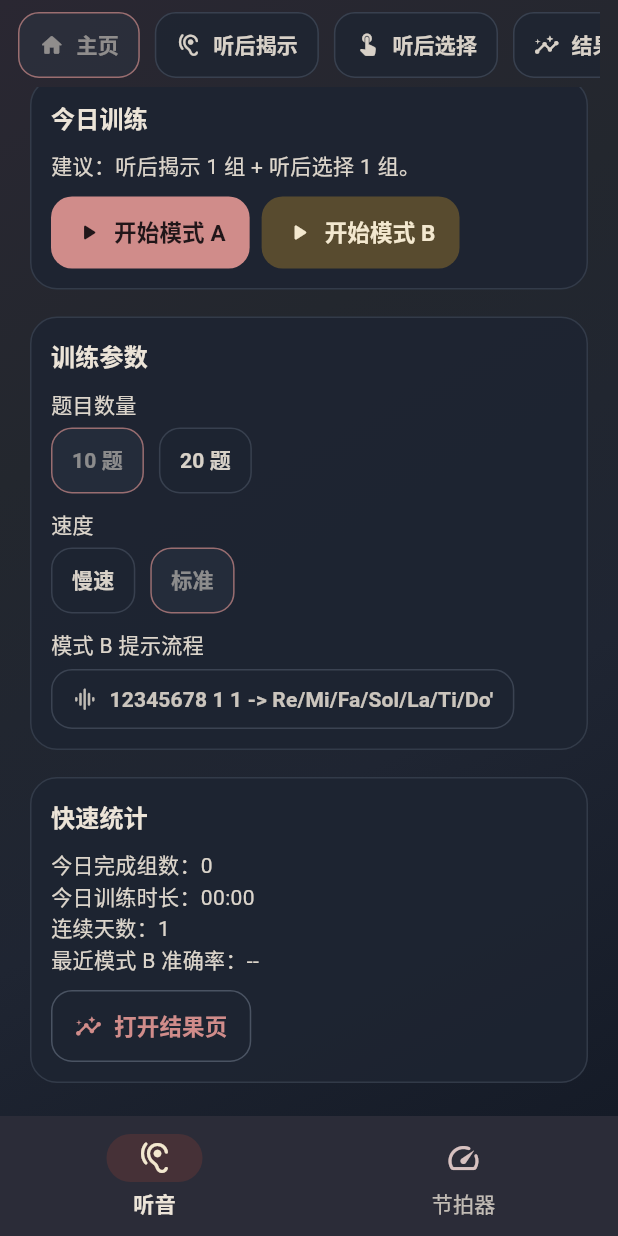
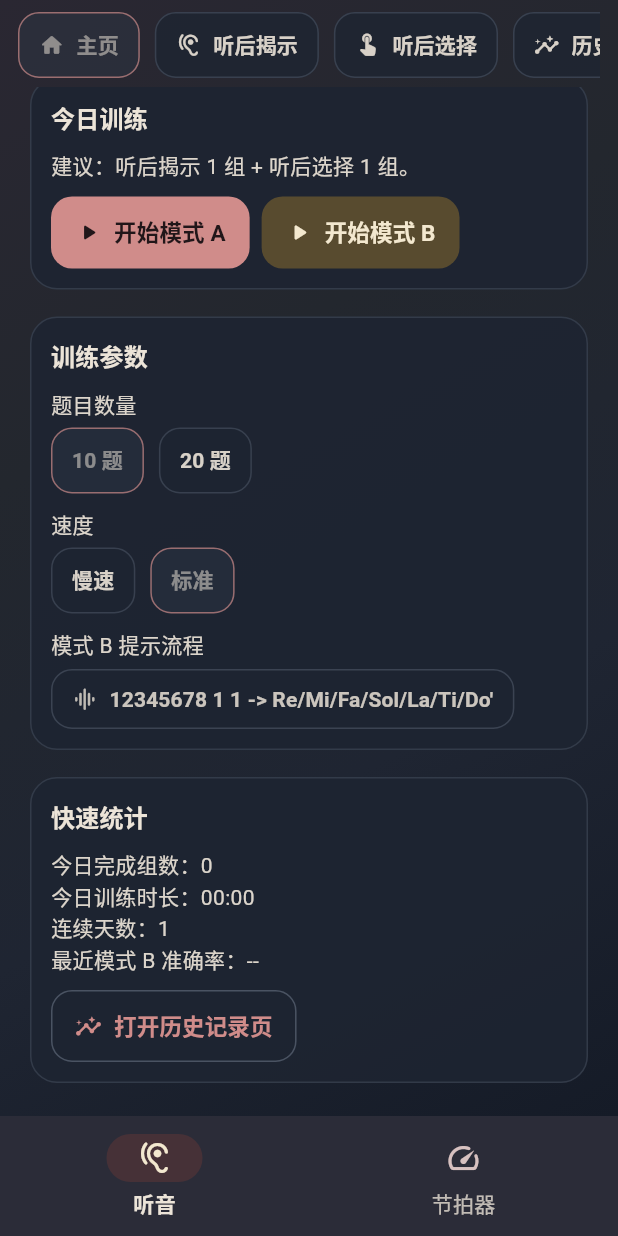
Before and after one commit to foxmaybeOI1761640545/FlutterDemo-1776537345-V1.0.1, a Flutter app: the screen it shows after launch, scrolled down 91 dp, on a phone screen of 412 x 824 dp. Run offline on Flutter 3.47's test engine with Material 3 defaults, Android fonts, the light colour scheme and no system bars; our stand-ins replace audioplayers, shared_preferences.

Commit message:
﻿feat,ui(ear-training,release): 听音训练历史记录重命名并新增全局中英切换，发布 v2.0.29 | Rename history tab and add global language switch, release v2.0.29
- 类型(Type): feat,ui
- 功能(Feature): 听音训练设置页新增全局中英切换，并通过 HomeShell 统一更新 AppSettings.language。
- 服务(Service): N/A
- 重构(Refactor): N/A
- 交互与界面(UI/UX): 将“结果/Results”相关入口统一改为“历史记录/History”，并新增全局语言 ChoiceChip。
- 文档(Docs): N/A

- Types: feat,ui
- Feature: Add a global Chinese/English switch in Ear Training settings and propagate changes via HomeShell to AppSettings.language.
- Service: N/A
- Refactor: N/A
- UI/UX: Rename Results-related labels to History and add global language ChoiceChips.
- Docs: N/A

```diff
--- a/lib/src/pages/ear_training_page.dart
+++ b/lib/src/pages/ear_training_page.dart
@@ -95,10 +95,12 @@
 class EarTrainingPage extends StatefulWidget {
   const EarTrainingPage({
     this.isActive = true,
+    required this.onLanguageChanged,
     super.key,
   });
 
   final bool isActive;
+  final ValueChanged<AppLanguage> onLanguageChanged;
 
   @override
   State<EarTrainingPage> createState() => _EarTrainingPageState();
@@ -1736,7 +1738,7 @@
         icon: Icons.touch_app_rounded,
         label: _t(zh: "听后选择", en: "Listen->Choose"),
       ),
-      _SubTabItem(index: 3, icon: Icons.insights_rounded, label: _t(zh: "结果", en: "Results")),
+      _SubTabItem(index: 3, icon: Icons.insights_rounded, label: _t(zh: "历史记录", en: "History")),
       _SubTabItem(index: 4, icon: Icons.settings_rounded, label: _t(zh: "设置", en: "Settings")),
     ];
 
@@ -1882,7 +1884,7 @@
                     _syncPlaybackWithVisibility();
                   },
                   icon: const Icon(Icons.insights_rounded),
-                  label: Text(_t(zh: "打开结果页", en: "Open Results")),
+                  label: Text(_t(zh: "打开历史记录页", en: "Open History")),
                 ),
               ],
             ),
@@ -2299,7 +2301,7 @@
     return ListView(
       padding: const EdgeInsets.fromLTRB(16, 10, 16, 18),
       children: <Widget>[
-        Text(_t(zh: "训练结果", en: "Results"), style: theme.textTheme.titleLarge),
+        Text(_t(zh: "历史记录", en: "History"), style: theme.textTheme.titleLarge),
         const SizedBox(height: 8),
         if (_latestModeARecord == null && _latestModeBRecord == null)
           Card(
@@ -2433,6 +2435,29 @@
                 Text(_t(zh: "模式 B 提示流程", en: "Mode B prompt flow")),
                 const SizedBox(height: 6),
                 _buildModeBPromptFlowSelector(),
+                const SizedBox(height: 10),
+                Text(_t(zh: "全局语言", en: "Global language")),
+                const SizedBox(height: 6),
+                Wrap(
+                  spacing: 8,
+                  runSpacing: 8,
+                  children: <Widget>[
+                    ChoiceChip(
+                      label: Text(_t(zh: "中文", en: "Chinese")),
+                      selected: _language == AppLanguage.zh,
+                      onSelected: (_) {
+                        widget.onLanguageChanged(AppLanguage.zh);
+                      },
+                    ),
+                    ChoiceChip(
+                      label: Text(_t(zh: "英文", en: "English")),
+                      selected: _language == AppLanguage.en,
+                      onSelected: (_) {
+                        widget.onLanguageChanged(AppLanguage.en);
+                      },
+                    ),
+                  ],
+                ),
               ],
             ),
           ),
--- a/lib/src/pages/home_shell.dart
+++ b/lib/src/pages/home_shell.dart
@@ -276,6 +276,10 @@
     }
   }
 
+  void _updateLanguage(AppLanguage language) {
+    _updateSettings(widget.settings.copyWith(language: language));
+  }
+
   Future<void> _clearAllLocalData() async {
     final bool? confirmed = await showDialog<bool>(
       context: context,
@@ -440,7 +444,10 @@
       body: IndexedStack(
         index: _mainTab,
         children: <Widget>[
-          EarTrainingPage(isActive: _mainTab == 0),
+          EarTrainingPage(
+            isActive: _mainTab == 0,
+            onLanguageChanged: _updateLanguage,
+          ),
           _buildMetronomeWorkspace(context),
         ],
       ),
--- a/pubspec.yaml
+++ b/pubspec.yaml
@@ -1,7 +1,7 @@
 name: flutter_demo
 description: Offline metronome MVP for Web, Windows and mobile.
 publish_to: "none"
-version: 2.0.28+228
+version: 2.0.29+229
 
 environment:
   sdk: ">=3.3.0 <4.0.0"
```
